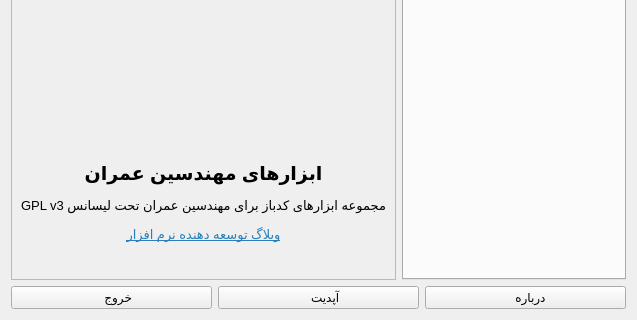
Qt form main_form.ui (ebrahimraeyat/civilTools) before a commit; both pictures show x 0 to 637 and y 257 to 577 of the 637 by 577 pixel window.
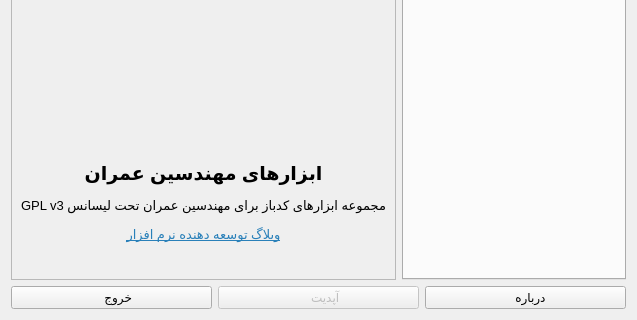
The same form after that commit. Icons and pictures are not drawn.

Patch:
```diff
--- a/main_form.ui
+++ b/main_form.ui
@@ -268,6 +268,9 @@
      </item>
      <item>
       <widget class="QPushButton" name="update_Button">
+       <property name="enabled">
+        <bool>false</bool>
+       </property>
        <property name="text">
         <string>    آپدیت</string>
        </property>
```
Left out of the diff: 8 changed lines with no effect on the pictures.
